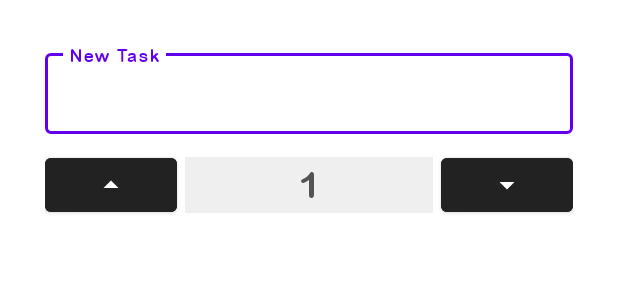
After one commit to erhansennx/Pomodoro-App, an Android app: the layout bottom_sheet_dialog.xml on its own in the app's theme, with its tools: preview values and no code run, on a phone screen of 412 x 824 dp. The commit adds this screen. Shown: the top 300 px of the screen. Run offline under Robolectric (Android 15) with nearby library versions, the phone set to English and light mode, and no system bars.

Commit message:
bottom sheet dialog implemented

```diff
--- /dev/null
+++ b/app/src/main/res/drawable/baseline_arrow_drop_down_24.xml
@@ -0,0 +1,5 @@
+<vector android:height="24dp" android:tint="#000000"
+    android:viewportHeight="24" android:viewportWidth="24"
+    android:width="24dp" xmlns:android="http://schemas.android.com/apk/res/android">
+    <path android:fillColor="@android:color/white" android:pathData="M7,10l5,5 5,-5z"/>
+</vector>
--- /dev/null
+++ b/app/src/main/res/drawable/baseline_arrow_drop_up_24.xml
@@ -0,0 +1,5 @@
+<vector android:height="24dp" android:tint="#000000"
+    android:viewportHeight="24" android:viewportWidth="24"
+    android:width="24dp" xmlns:android="http://schemas.android.com/apk/res/android">
+    <path android:fillColor="@android:color/white" android:pathData="M7,14l5,-5 5,5z"/>
+</vector>
--- a/app/src/main/res/layout/activity_main.xml
+++ b/app/src/main/res/layout/activity_main.xml
@@ -23,7 +23,7 @@
         android:layout_width="match_parent"
         android:layout_height="wrap_content"
         android:orientation="vertical"
-        android:background="#20000000"
+        android:background="#10000000"
         android:layout_marginTop="10dp"
         android:paddingTop="20dp"
         android:paddingBottom="20dp">
@@ -136,8 +136,8 @@
         app:iconPadding="10dp"
         android:textColor="@color/white"
         android:textAllCaps="false"
-        android:layout_marginTop="10dp"
-        android:backgroundTint="#20000000">
+        android:layout_marginTop="15dp"
+        android:backgroundTint="#222222">
     </com.google.android.material.button.MaterialButton>
 
 
--- /dev/null
+++ b/app/src/main/res/layout/bottom_sheet_dialog.xml
@@ -0,0 +1,64 @@
+<?xml version="1.0" encoding="utf-8"?>
+<LinearLayout xmlns:android="http://schemas.android.com/apk/res/android"
+    android:layout_width="match_parent"
+    android:layout_height="wrap_content"
+    xmlns:app="http://schemas.android.com/apk/res-auto"
+    android:gravity="center_horizontal"
+    android:paddingBottom="25dp"
+    android:orientation="vertical">
+
+    <!-- #222222 -->
+    <com.google.android.material.textfield.TextInputLayout
+        android:id="@+id/textInputLayout"
+        style="@style/Widget.MaterialComponents.TextInputLayout.OutlinedBox"
+        android:layout_width="match_parent"
+        android:layout_height="wrap_content"
+        android:layout_marginHorizontal="30dp"
+        android:layout_marginTop="30dp"
+        android:hint="New Task">
+
+        <com.google.android.material.textfield.TextInputEditText
+            android:id="@+id/editTextInput"
+            android:layout_width="match_parent"
+            android:layout_height="wrap_content"
+            android:fontFamily="@font/arialrounded"></com.google.android.material.textfield.TextInputEditText>
+    </com.google.android.material.textfield.TextInputLayout>
+
+    <LinearLayout
+        android:layout_width="match_parent"
+        android:layout_height="wrap_content"
+        android:layout_marginHorizontal="30dp"
+        android:layout_marginTop="10dp"
+        android:orientation="horizontal">
+        <com.google.android.material.button.MaterialButton
+            android:id="@+id/upButton"
+            android:layout_width="wrap_content"
+            android:layout_height="wrap_content"
+            app:icon="@drawable/baseline_arrow_drop_up_24"
+            app:iconGravity="textStart"
+            app:iconPadding="0dp"
+            android:backgroundTint="#222222"/>
+        <TextView
+            android:id="@+id/valueText"
+            android:layout_width="0dp"
+            android:layout_height="match_parent"
+            android:text="1"
+            android:layout_margin="5dp"
+            android:layout_weight="3"
+            android:gravity="center"
+            android:fontFamily="@font/arialrounded"
+            android:textSize="24sp"
+            android:textColor="#535353"
+            android:background="#EFEFEF"/>
+
+        <com.google.android.material.button.MaterialButton
+            android:id="@+id/downButton"
+            android:layout_width="wrap_content"
+            android:layout_height="wrap_content"
+            app:icon="@drawable/baseline_arrow_drop_down_24"
+            app:iconGravity="textStart"
+            app:iconPadding="0dp"
+            android:backgroundTint="#222222"/>
+
+    </LinearLayout>
+</LinearLayout>
```
Also changed, not shown: app/src/main/java/com/erhansen/pomodoro/MainActivity.kt (+15 -0 lines), app/src/main/java/com/erhansen/pomodoro/NewTask.kt (added, +42 -0 lines).
